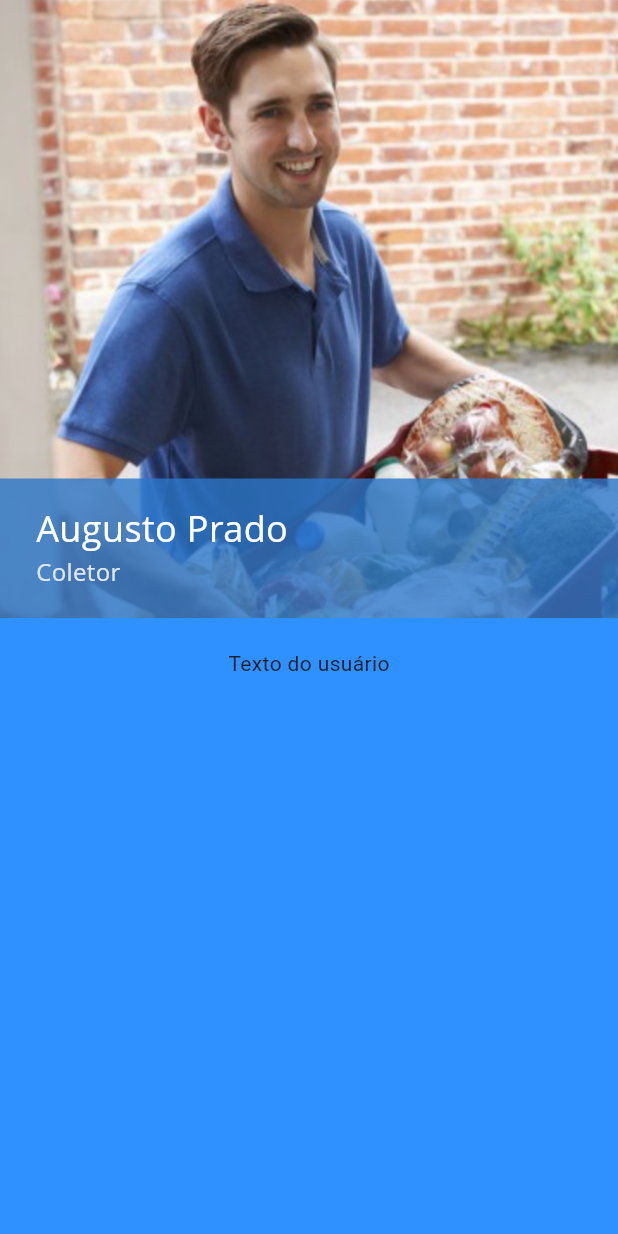
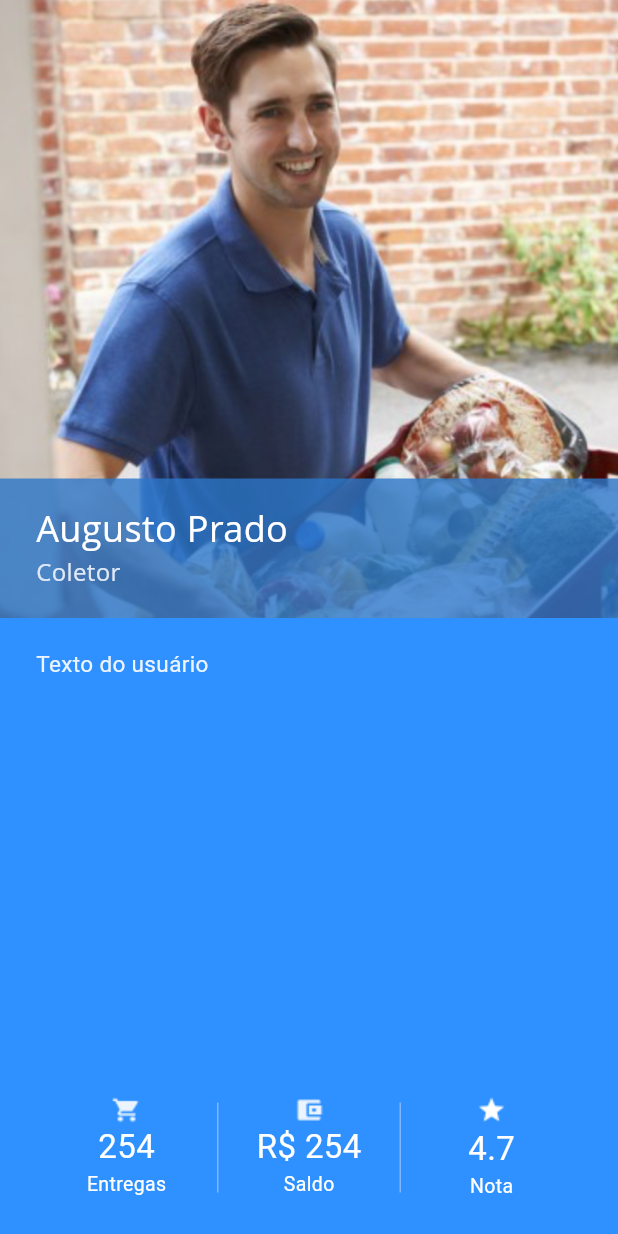
Before and after one commit to BarrosLucas/Entregaudium, a Flutter app: the UserDetails screen opened by its route, on a phone screen of 412 x 824 dp. Run offline on Flutter 3.47's test engine with Material 3 defaults, Android fonts, the phone set to English and light mode, and no system bars; our stand-ins replace get, google_maps_flutter.

Commit message:
Etapa 1.2: Tela do perfil do entregador
As imagens forma incluídas, respeitando dimensões, cores e fontes determinados pelo cliente. Uma nova tela foi definida: UserClient, que mostrará todas as informações pertinentes ao usuário

```diff
--- a/entregaudium/lib/utils/colors.dart
+++ b/entregaudium/lib/utils/colors.dart
@@ -4,3 +4,5 @@ const Color transparentColor = Color(0xCC2B76C9);
 const Color darkBlue = Color(0xFF2E91FF);
 const Color white = Color(0xFFFFFFFF);
 const Color employerColor = Color(0xFFDFE9F7);
+const Color splitter = Color(0xFF82B4FE);
+const Color descriptionColor = Color(0xFFECF4FF);
--- a/entregaudium/lib/view/userscreen/userdetails.dart
+++ b/entregaudium/lib/view/userscreen/userdetails.dart
@@ -1,6 +1,10 @@
 import 'package:entregaudium/utils/colors.dart';
 import 'package:flutter/material.dart';
 
+
+/*
+* Foi criada uma nova tela para mostrar os detalhes do usuário na aplicação.
+* */
 class UserDetails extends StatefulWidget {
   const UserDetails({Key? key}) : super(key: key);
 
@@ -16,6 +20,19 @@ class _UserDetailsState extends State<UserDetails> {
     );
   }
 
+
+  /*
+  * O body se preocupa com a estrutura geral da tela, que está primariamente
+  * dividida em duas partes:
+  * -> Parte de cima com a foto, o nome e a profissão do usuário
+  * -> Parte de baixo com a descrição e feedbacks do usuário
+  *
+  * A foto do usuário, conforme determinado, é estática e se posiciona
+  * conforme a altura da foto, sem causar dismorfias.
+  *
+  * A foto é sobreposta por um pequeno container com transparência conforme
+  * determinado na descrição do aplicativo.
+  * */
   Widget body(){
     return Column(
       children: [
@@ -47,6 +64,11 @@ class _UserDetailsState extends State<UserDetails> {
     );
   }
 
+
+  /*
+  * As informações e ícones devem ser responsivos, obedecendo às dimensões
+  * do aplicativo que está o executando.
+  * */
   Widget infoUser(){
     return Container(
       width: MediaQuery.of(context).size.width,
@@ -55,10 +77,11 @@ class _UserDetailsState extends State<UserDetails> {
       ),
       padding: EdgeInsets.only(left: 24, right: 24, bottom: 24, top: 20),
       child: Column(
+        crossAxisAlignment: CrossAxisAlignment.start,
         children: [
-          Text("Texto do usuário"),
+          Text("Texto do usuário", style: TextStyle(color: descriptionColor, fontSize: 15),),
           Expanded(child: Container()),
-
+          statistics()
         ],
       ),
     );
@@ -69,6 +92,11 @@ class _UserDetailsState extends State<UserDetails> {
       width: MediaQuery.of(context).size.width,
       child: Row(
         children: [
+          Expanded(child: cart()),
+          Container(color: splitter,height: 60, width: 1,),
+          Expanded(child: value()),
+          Container(color: splitter,height: 60, width: 1,),
+          Expanded(child: stars())
         ],
       ),
     );
@@ -77,7 +105,29 @@ class _UserDetailsState extends State<UserDetails> {
   Widget cart(){
     return Column(
       children: [
+        Image.asset('assets/images/drawable-mdpi/ic_entregas.png'),
+        Text("254", style: TextStyle(fontSize: 22,color: white),),
+        Text("Entregas", style: TextStyle(fontSize: 13,color: white),)
+      ],
+    );
+  }
 
+  Widget value(){
+    return Column(
+      children: [
+        Image.asset('assets/images/drawable-mdpi/ic_saldo.png'),
+        Text("R\$ 254", style: TextStyle(fontSize: 22,color: white),),
+        Text("Saldo", style: TextStyle(fontSize: 13,color: white),)
+      ],
+    );
+  }
+
+  Widget stars(){
+    return Column(
+      children: [
+        Image.asset('assets/images/drawable-mdpi/ic_nota.png'),
+        Text("4.7", style: TextStyle(fontSize: 22,color: white),),
+        Text("Nota", style: TextStyle(fontSize: 13,color: white),)
       ],
     );
   }
--- a/entregaudium/pubspec.yaml
+++ b/entregaudium/pubspec.yaml
@@ -63,6 +63,11 @@ flutter:
   # To add assets to your application, add an assets section, like this:
   assets:
    - assets/images/
+   - assets/images/drawable-hdpi/
+   - assets/images/drawable-mdpi/
+   - assets/images/drawable-xhdpi/
+   - assets/images/drawable-xxhdpi/
+   - assets/images/drawable-xxxhdpi/
    - assets/fonts/
 
   # An image asset can refer to one or more resolution-specific "variants", see
```
Also changed, not shown: entregaudium/lib/main.dart (+9 -1 lines), entregaudium/assets/images/drawable-hdpi/ic_entregas.png (added), entregaudium/assets/images/drawable-hdpi/ic_nota.png (added), entregaudium/assets/images/drawable-hdpi/ic_saldo.png (added), entregaudium/assets/images/drawable-mdpi/ic_entregas.png (added), entregaudium/assets/images/drawable-mdpi/ic_nota.png (added), entregaudium/assets/images/drawable-mdpi/ic_saldo.png (added), entregaudium/assets/images/drawable-xhdpi/ic_entregas.png (added), entregaudium/assets/images/drawable-xhdpi/ic_nota.png (added), entregaudium/assets/images/drawable-xhdpi/ic_saldo.png (added), entregaudium/assets/images/drawable-xxhdpi/ic_entregas.png (added), entregaudium/assets/images/drawable-xxhdpi/ic_nota.png (added), entregaudium/assets/images/drawable-xxhdpi/ic_saldo.png (added), entregaudium/assets/images/drawable-xxxhdpi/ic_entregas.png (added), 2 more files.
